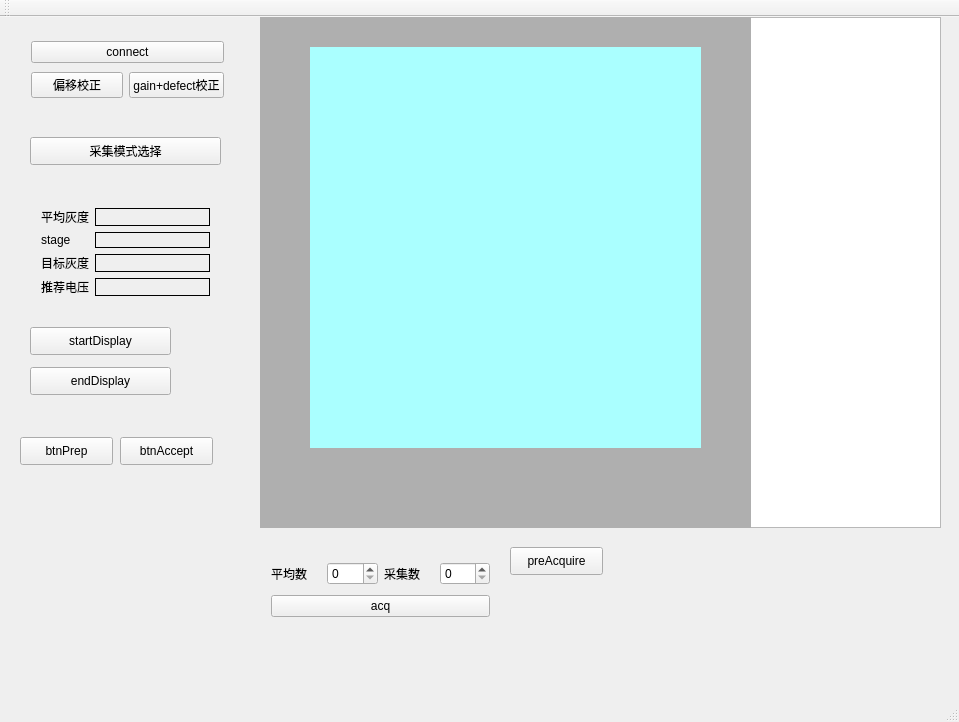
Before: the Qt Designer form IRay_Test/IrayWidget.ui in c00122611/Iray_detectorProj, drawn with Qt 5.
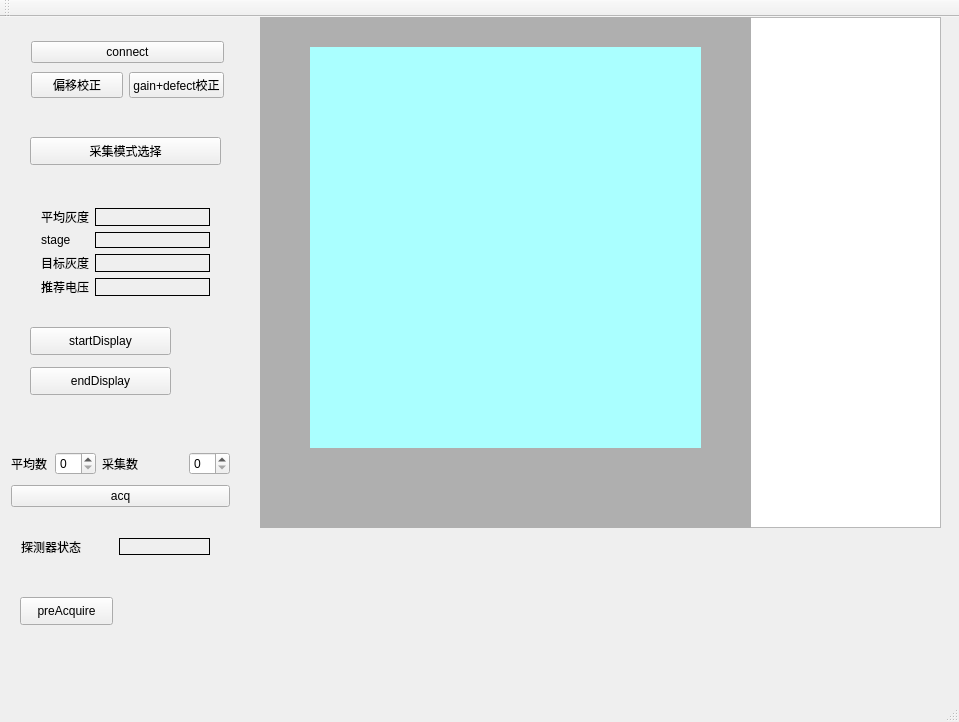
After: the same form once the commit is applied.

Commit message: 1：可视化display逻辑更改，成功实现显示 2：引入 statelabel实时显示当前探测器状态

Patch:
```diff
--- a/IRay_Test/IrayWidget.ui
+++ b/IRay_Test/IrayWidget.ui
@@ -128,33 +128,33 @@
    <widget class="QWidget" name="widget_2" native="true">
     <property name="geometry">
      <rect>
-      <x>260</x>
-      <y>530</y>
+      <x>0</x>
+      <y>420</y>
       <width>241</width>
       <height>85</height>
      </rect>
     </property>
     <layout class="QGridLayout" name="gridLayout_2">
-     <item row="0" column="0">
-      <widget class="QLabel" name="label">
-       <property name="text">
-        <string>平均数</string>
-       </property>
-      </widget>
-     </item>
-     <item row="0" column="3">
+     <item row="0" column="4">
       <widget class="QSpinBox" name="spinTotalGroups"/>
      </item>
-     <item row="0" column="1">
-      <widget class="QSpinBox" name="spinAvgFrames"/>
-     </item>
-     <item row="1" column="0" colspan="4">
+     <item row="1" column="0" colspan="5">
       <widget class="QPushButton" name="btnStartAvg">
        <property name="text">
         <string>acq</string>
        </property>
       </widget>
      </item>
+     <item row="0" column="1">
+      <widget class="QSpinBox" name="spinAvgFrames"/>
+     </item>
+     <item row="0" column="0">
+      <widget class="QLabel" name="label">
+       <property name="text">
+        <string>平均数</string>
+       </property>
+      </widget>
+     </item>
      <item row="0" column="2">
       <widget class="QLabel" name="label_2">
        <property name="text">
@@ -167,8 +167,8 @@
    <widget class="QPushButton" name="preAcquireButton">
     <property name="geometry">
      <rect>
-      <x>510</x>
-      <y>530</y>
+      <x>20</x>
+      <y>580</y>
       <width>93</width>
       <height>28</height>
      </rect>
@@ -260,31 +260,34 @@
      </item>
     </layout>
    </widget>
-   <widget class="QPushButton" name="btnPrep">
+   <widget class="QWidget" name="widget_4" native="true">
     <property name="geometry">
      <rect>
-      <x>20</x>
-      <y>420</y>
-      <width>93</width>
-      <height>28</height>
+      <x>10</x>
+      <y>510</y>
+      <width>211</width>
+      <height>39</height>
      </rect>
     </property>
-    <property name="text">
-     <string>btnPrep</string>
-    </property>
-   </widget>
-   <widget class="QPushButton" name="btnAccept">
-    <property name="geometry">
-     <rect>
-      <x>120</x>
-      <y>420</y>
-      <width>93</width>
-      <height>28</height>
-     </rect>
-    </property>
-    <property name="text">
-     <string>btnAccept</string>
-    </property>
+    <layout class="QHBoxLayout" name="horizontalLayout">
+     <item>
+      <widget class="QLabel" name="label_4">
+       <property name="text">
+        <string>探测器状态</string>
+       </property>
+      </widget>
+     </item>
+     <item>
+      <widget class="QLabel" name="DetectorStateLabel">
+       <property name="frameShape">
+        <enum>QFrame::Box</enum>
+       </property>
+       <property name="text">
+        <string/>
+       </property>
+      </widget>
+     </item>
+    </layout>
    </widget>
   </widget>
   <widget class="QMenuBar" name="menuBar">
```
The commit also changes 8 other files.
